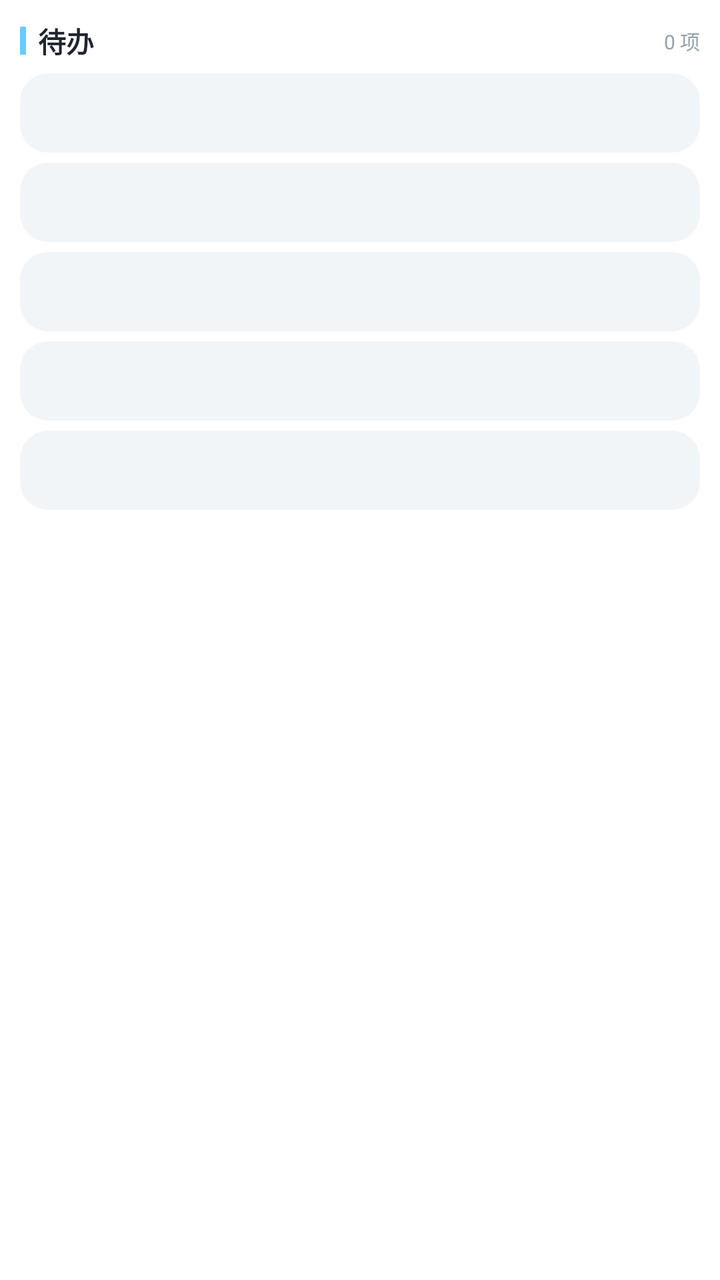
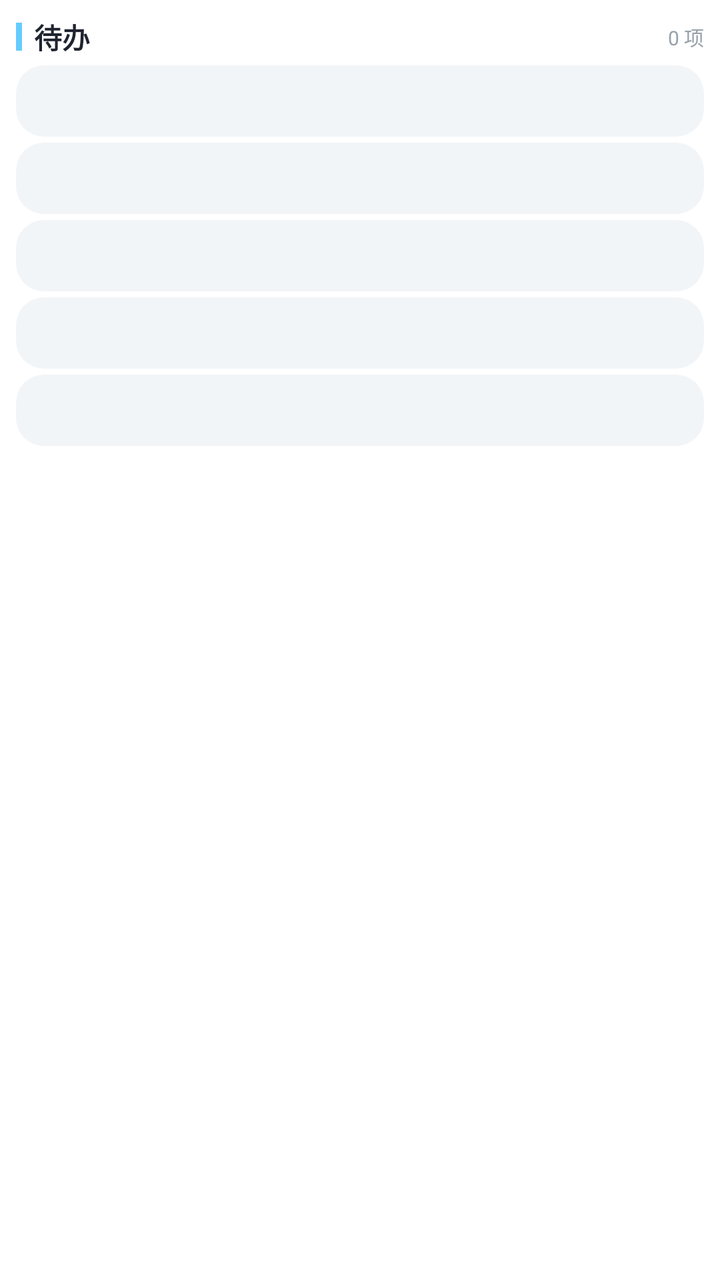

An Android layout rendered at two revisions. The XML below is the earlier revision; the diff shows what the commit changed to produce the second picture.
<!-- AndroidManifest.xml: fallback theme Theme.MaterialComponents.DayNight.NoActionBar -->
<!-- res/layout/todo_widget.xml -->
<?xml version="1.0" encoding="utf-8"?>
<LinearLayout xmlns:android="http://schemas.android.com/apk/res/android"
    android:id="@+id/widget_root"
    android:layout_width="match_parent"
    android:layout_height="match_parent"
    android:orientation="vertical"
    android:background="@drawable/widget_bg"
    android:padding="10dp">

    <LinearLayout
        android:id="@+id/header_bar"
        android:layout_width="match_parent"
        android:layout_height="wrap_content"
        android:orientation="horizontal"
        android:gravity="center_vertical">

        <TextView
            android:layout_width="3dp"
            android:layout_height="14dp"
            android:background="@color/accent" />

        <TextView
            android:id="@+id/title"
            android:layout_width="0dp"
            android:layout_height="wrap_content"
            android:layout_marginStart="6dp"
            android:layout_weight="1"
            android:text="待办"
            android:textSize="14sp"
            android:textStyle="bold"
            android:textColor="@color/widget_title" />

        <TextView
            android:id="@+id/count"
            android:layout_width="wrap_content"
            android:layout_height="wrap_content"
            android:layout_marginStart="6dp"
            android:text="0 项"
            android:textSize="10sp"
            android:textColor="@color/count_text" />
    </LinearLayout>

    <LinearLayout
        android:layout_width="match_parent"
        android:layout_height="6dp" />
    <LinearLayout
        android:id="@+id/row_0"
        android:layout_width="match_parent"
        android:layout_height="wrap_content"
        android:orientation="horizontal"
        android:background="@drawable/widget_pill"
        android:gravity="center_vertical"
        android:paddingLeft="7dp"
        android:paddingRight="9dp"
        android:paddingTop="5dp"
        android:paddingBottom="5dp">
        <TextView
            android:id="@+id/mark_0"
            android:layout_width="28dp"
            android:layout_height="match_parent"
            android:gravity="center"
            android:textSize="15sp"
            android:textColor="@color/circle_mark" />
        <LinearLayout
            android:layout_width="0dp"
            android:layout_height="wrap_content"
            android:layout_marginStart="5dp"
            android:layout_weight="1"
            android:orientation="vertical">
            <TextView
                android:id="@+id/title_0"
                android:layout_width="match_parent"
                android:layout_height="wrap_content"
                android:textSize="12sp"
                android:maxLines="1"
                android:ellipsize="end"
                android:textColor="@color/pill_text" />
            <TextView
                android:id="@+id/meta_0"
                android:layout_width="match_parent"
                android:layout_height="wrap_content"
                android:layout_marginTop="1dp"
                android:textSize="9sp"
                android:maxLines="1"
                android:ellipsize="end"
                android:textColor="@color/count_text" />
        </LinearLayout>
    </LinearLayout>

    <LinearLayout
        android:id="@+id/row_1"
        android:layout_width="match_parent"
        android:layout_height="wrap_content"
                android:layout_marginTop="5dp"
        android:orientation="horizontal"
        android:background="@drawable/widget_pill"
        android:gravity="center_vertical"
        android:paddingLeft="7dp"
        android:paddingRight="9dp"
        android:paddingTop="5dp"
        android:paddingBottom="5dp">
        <TextView
            android:id="@+id/mark_1"
            android:layout_width="28dp"
            android:layout_height="match_parent"
            android:gravity="center"
            android:textSize="15sp"
            android:textColor="@color/circle_mark" />
        <LinearLayout
            android:layout_width="0dp"
            android:layout_height="wrap_content"
            android:layout_marginStart="5dp"
            android:layout_weight="1"
            android:orientation="vertical">
            <TextView
                android:id="@+id/title_1"
                android:layout_width="match_parent"
                android:layout_height="wrap_content"
                android:textSize="12sp"
                android:maxLines="1"
                android:ellipsize="end"
                android:textColor="@color/pill_text" />
            <TextView
                android:id="@+id/meta_1"
                android:layout_width="match_parent"
                android:layout_height="wrap_content"
                android:layout_marginTop="1dp"
                android:textSize="9sp"
                android:maxLines="1"
                android:ellipsize="end"
                android:textColor="@color/count_text" />
        </LinearLayout>
    </LinearLayout>

    <LinearLayout
        android:id="@+id/row_2"
        android:layout_width="match_parent"
        android:layout_height="wrap_content"
                android:layout_marginTop="5dp"
        android:orientation="horizontal"
        android:background="@drawable/widget_pill"
        android:gravity="center_vertical"
        android:paddingLeft="7dp"
        android:paddingRight="9dp"
        android:paddingTop="5dp"
        android:paddingBottom="5dp">
        <TextView
            android:id="@+id/mark_2"
            android:layout_width="28dp"
            android:layout_height="match_parent"
            android:gravity="center"
            android:textSize="15sp"
            android:textColor="@color/circle_mark" />
        <LinearLayout
            android:layout_width="0dp"
            android:layout_height="wrap_content"
            android:layout_marginStart="5dp"
            android:layout_weight="1"
            android:orientation="vertical">
            <TextView
                android:id="@+id/title_2"
                android:layout_width="match_parent"
                android:layout_height="wrap_content"
                android:textSize="12sp"
                android:maxLines="1"
                android:ellipsize="end"
                android:textColor="@color/pill_text" />
            <TextView
                android:id="@+id/meta_2"
                android:layout_width="match_parent"
                android:layout_height="wrap_content"
                android:layout_marginTop="1dp"
                android:textSize="9sp"
                android:maxLines="1"
                android:ellipsize="end"
                android:textColor="@color/count_text" />
        </LinearLayout>
    </LinearLayout>

    <LinearLayout
        android:id="@+id/row_3"
        android:layout_width="match_parent"
        android:layout_height="wrap_content"
                android:layout_marginTop="5dp"
        android:orientation="horizontal"
        android:background="@drawable/widget_pill"
        android:gravity="center_vertical"
        android:paddingLeft="7dp"
        android:paddingRight="9dp"
        android:paddingTop="5dp"
        android:paddingBottom="5dp">
        <TextView
            android:id="@+id/mark_3"
            android:layout_width="28dp"
            android:layout_height="match_parent"
            android:gravity="center"
            android:textSize="15sp"
            android:textColor="@color/circle_mark" />
        <LinearLayout
            android:layout_width="0dp"
            android:layout_height="wrap_content"
            android:layout_marginStart="5dp"
            android:layout_weight="1"
            android:orientation="vertical">
            <TextView
                android:id="@+id/title_3"
                android:layout_width="match_parent"
                android:layout_height="wrap_content"
                android:textSize="12sp"
                android:maxLines="1"
                android:ellipsize="end"
                android:textColor="@color/pill_text" />
            <TextView
                android:id="@+id/meta_3"
                android:layout_width="match_parent"
                android:layout_height="wrap_content"
                android:layout_marginTop="1dp"
                android:textSize="9sp"
                android:maxLines="1"
                android:ellipsize="end"
                android:textColor="@color/count_text" />
        </LinearLayout>
    </LinearLayout>

    <LinearLayout
        android:id="@+id/row_4"
        android:layout_width="match_parent"
        android:layout_height="wrap_content"
                android:layout_marginTop="5dp"
        android:orientation="horizontal"
        android:background="@drawable/widget_pill"
        android:gravity="center_vertical"
        android:paddingLeft="7dp"
        android:paddingRight="9dp"
        android:paddingTop="5dp"
        android:paddingBottom="5dp">
        <TextView
            android:id="@+id/mark_4"
            android:layout_width="28dp"
            android:layout_height="match_parent"
            android:gravity="center"
            android:textSize="15sp"
            android:textColor="@color/circle_mark" />
        <LinearLayout
            android:layout_width="0dp"
            android:layout_height="wrap_content"
            android:layout_marginStart="5dp"
            android:layout_weight="1"
            android:orientation="vertical">
            <TextView
                android:id="@+id/title_4"
                android:layout_width="match_parent"
                android:layout_height="wrap_content"
                android:textSize="12sp"
                android:maxLines="1"
                android:ellipsize="end"
                android:textColor="@color/pill_text" />
            <TextView
                android:id="@+id/meta_4"
                android:layout_width="match_parent"
                android:layout_height="wrap_content"
                android:layout_marginTop="1dp"
                android:textSize="9sp"
                android:maxLines="1"
                android:ellipsize="end"
                android:textColor="@color/count_text" />
        </LinearLayout>
    </LinearLayout>
</LinearLayout>
<!-- resources referenced by this layout -->
<resources>
  <color name="accent">#FF66CCFF</color>
  <color name="circle_mark">#FFB9C4CE</color>
  <color name="count_text">#FF98A2AB</color>
  <color name="pill_text">#FF3A4148</color>
  <color name="widget_title">#FF1F2430</color>
  <!-- drawable widget_bg (drawable) -->
  <?xml version="1.0" encoding="utf-8"?>
  <shape xmlns:android="http://schemas.android.com/apk/res/android"
      android:shape="rectangle">
      <solid android:color="@color/card_bg" />
      <corners android:radius="18dp" />
  </shape>
  <!-- drawable widget_pill (drawable) -->
  <?xml version="1.0" encoding="utf-8"?>
  <shape xmlns:android="http://schemas.android.com/apk/res/android"
      android:shape="rectangle">
      <solid android:color="@color/pill_bg" />
      <corners android:radius="14dp" />
  </shape>
  <color name="card_bg">#FFFFFFFF</color>
  <color name="pill_bg">#FFF2F5F8</color>
</resources>

<!-- the commit's change to res/layout/todo_widget.xml (unified diff, before → after) -->
@@ -5,7 +5,7 @@
     android:layout_height="match_parent"
     android:orientation="vertical"
     android:background="@drawable/widget_bg"
-    android:padding="10dp">
+    android:padding="8dp">
 
     <LinearLayout
         android:id="@+id/header_bar"
@@ -41,30 +41,29 @@
     </LinearLayout>
 
     <LinearLayout
-        android:layout_width="match_parent"
-        android:layout_height="6dp" />
-    <LinearLayout
         android:id="@+id/row_0"
         android:layout_width="match_parent"
         android:layout_height="wrap_content"
-        android:orientation="horizontal"
-        android:background="@drawable/widget_pill"
-        android:gravity="center_vertical"
-        android:paddingLeft="7dp"
-        android:paddingRight="9dp"
-        android:paddingTop="5dp"
-        android:paddingBottom="5dp">
+        android:layout_marginTop="4dp"
+        android:orientation="horizontal"
+        android:background="@drawable/widget_pill"
+        android:gravity="center_vertical"
+        android:paddingLeft="4dp"
+        android:paddingRight="9dp"
+        android:paddingTop="3dp"
+        android:paddingBottom="3dp">
         <TextView
             android:id="@+id/mark_0"
-            android:layout_width="28dp"
-            android:layout_height="match_parent"
-            android:gravity="center"
-            android:textSize="15sp"
-            android:textColor="@color/circle_mark" />
-        <LinearLayout
-            android:layout_width="0dp"
-            android:layout_height="wrap_content"
-            android:layout_marginStart="5dp"
+            android:layout_width="36dp"
+            android:layout_height="match_parent"
+            android:gravity="center"
+            android:textSize="17sp"
+            android:textColor="@color/circle_mark" />
+        <LinearLayout
+            android:id="@+id/info_0"
+            android:layout_width="0dp"
+            android:layout_height="wrap_content"
+            android:layout_marginStart="2dp"
             android:layout_weight="1"
             android:orientation="vertical">
             <TextView
@@ -91,25 +90,26 @@
         android:id="@+id/row_1"
         android:layout_width="match_parent"
         android:layout_height="wrap_content"
-                android:layout_marginTop="5dp"
-        android:orientation="horizontal"
-        android:background="@drawable/widget_pill"
-        android:gravity="center_vertical"
-        android:paddingLeft="7dp"
-        android:paddingRight="9dp"
-        android:paddingTop="5dp"
-        android:paddingBottom="5dp">
+        android:layout_marginTop="3dp"
+        android:orientation="horizontal"
+        android:background="@drawable/widget_pill"
+        android:gravity="center_vertical"
+        android:paddingLeft="4dp"
+        android:paddingRight="9dp"
+        android:paddingTop="3dp"
+        android:paddingBottom="3dp">
         <TextView
             android:id="@+id/mark_1"
-            android:layout_width="28dp"
-            android:layout_height="match_parent"
-            android:gravity="center"
-            android:textSize="15sp"
-            android:textColor="@color/circle_mark" />
-        <LinearLayout
-            android:layout_width="0dp"
-            android:layout_height="wrap_content"
-            android:layout_marginStart="5dp"
+            android:layout_width="36dp"
+            android:layout_height="match_parent"
+            android:gravity="center"
+            android:textSize="17sp"
+            android:textColor="@color/circle_mark" />
+        <LinearLayout
+            android:id="@+id/info_1"
+            android:layout_width="0dp"
+            android:layout_height="wrap_content"
+            android:layout_marginStart="2dp"
             android:layout_weight="1"
             android:orientation="vertical">
             <TextView
@@ -136,25 +136,26 @@
         android:id="@+id/row_2"
         android:layout_width="match_parent"
         android:layout_height="wrap_content"
-                android:layout_marginTop="5dp"
-        android:orientation="horizontal"
-        android:background="@drawable/widget_pill"
-        android:gravity="center_vertical"
-        android:paddingLeft="7dp"
-        android:paddingRight="9dp"
-        android:paddingTop="5dp"
-        android:paddingBottom="5dp">
+        android:layout_marginTop="3dp"
+        android:orientation="horizontal"
+        android:background="@drawable/widget_pill"
+        android:gravity="center_vertical"
+        android:paddingLeft="4dp"
+        android:paddingRight="9dp"
+        android:paddingTop="3dp"
+        android:paddingBottom="3dp">
         <TextView
             android:id="@+id/mark_2"
-            android:layout_width="28dp"
-            android:layout_height="match_parent"
-            android:gravity="center"
-            android:textSize="15sp"
-            android:textColor="@color/circle_mark" />
-        <LinearLayout
-            android:layout_width="0dp"
-            android:layout_height="wrap_content"
-            android:layout_marginStart="5dp"
+            android:layout_width="36dp"
+            android:layout_height="match_parent"
+            android:gravity="center"
+            android:textSize="17sp"
+            android:textColor="@color/circle_mark" />
+        <LinearLayout
+            android:id="@+id/info_2"
+            android:layout_width="0dp"
+            android:layout_height="wrap_content"
+            android:layout_marginStart="2dp"
             android:layout_weight="1"
             android:orientation="vertical">
             <TextView
@@ -181,25 +182,26 @@
         android:id="@+id/row_3"
         android:layout_width="match_parent"
         android:layout_height="wrap_content"
-                android:layout_marginTop="5dp"
-        android:orientation="horizontal"
-        android:background="@drawable/widget_pill"
-        android:gravity="center_vertical"
-        android:paddingLeft="7dp"
-        android:paddingRight="9dp"
-        android:paddingTop="5dp"
-        android:paddingBottom="5dp">
+        android:layout_marginTop="3dp"
+        android:orientation="horizontal"
+        android:background="@drawable/widget_pill"
+        android:gravity="center_vertical"
+        android:paddingLeft="4dp"
+        android:paddingRight="9dp"
+        android:paddingTop="3dp"
+        android:paddingBottom="3dp">
         <TextView
             android:id="@+id/mark_3"
-            android:layout_width="28dp"
-            android:layout_height="match_parent"
-            android:gravity="center"
-            android:textSize="15sp"
-            android:textColor="@color/circle_mark" />
-        <LinearLayout
-            android:layout_width="0dp"
-            android:layout_height="wrap_content"
-            android:layout_marginStart="5dp"
+            android:layout_width="36dp"
+            android:layout_height="match_parent"
+            android:gravity="center"
+            android:textSize="17sp"
+            android:textColor="@color/circle_mark" />
+        <LinearLayout
+            android:id="@+id/info_3"
+            android:layout_width="0dp"
+            android:layout_height="wrap_content"
+            android:layout_marginStart="2dp"
             android:layout_weight="1"
             android:orientation="vertical">
             <TextView
@@ -226,25 +228,26 @@
         android:id="@+id/row_4"
         android:layout_width="match_parent"
         android:layout_height="wrap_content"
-                android:layout_marginTop="5dp"
-        android:orientation="horizontal"
-        android:background="@drawable/widget_pill"
-        android:gravity="center_vertical"
-        android:paddingLeft="7dp"
-        android:paddingRight="9dp"
-        android:paddingTop="5dp"
-        android:paddingBottom="5dp">
+        android:layout_marginTop="3dp"
+        android:orientation="horizontal"
+        android:background="@drawable/widget_pill"
+        android:gravity="center_vertical"
+        android:paddingLeft="4dp"
+        android:paddingRight="9dp"
+        android:paddingTop="3dp"
+        android:paddingBottom="3dp">
         <TextView
             android:id="@+id/mark_4"
-            android:layout_width="28dp"
-            android:layout_height="match_parent"
-            android:gravity="center"
-            android:textSize="15sp"
-            android:textColor="@color/circle_mark" />
-        <LinearLayout
-            android:layout_width="0dp"
-            android:layout_height="wrap_content"
-            android:layout_marginStart="5dp"
+            android:layout_width="36dp"
+            android:layout_height="match_parent"
+            android:gravity="center"
+            android:textSize="17sp"
+            android:textColor="@color/circle_mark" />
+        <LinearLayout
+            android:id="@+id/info_4"
+            android:layout_width="0dp"
+            android:layout_height="wrap_content"
+            android:layout_marginStart="2dp"
             android:layout_weight="1"
             android:orientation="vertical">
             <TextView
@@ -266,4 +269,11 @@
                 android:textColor="@color/count_text" />
         </LinearLayout>
     </LinearLayout>
+
+    
+    <LinearLayout
+        android:id="@+id/spacer"
+        android:layout_width="match_parent"
+        android:layout_height="0dp"
+        android:layout_weight="1" />
 </LinearLayout>
